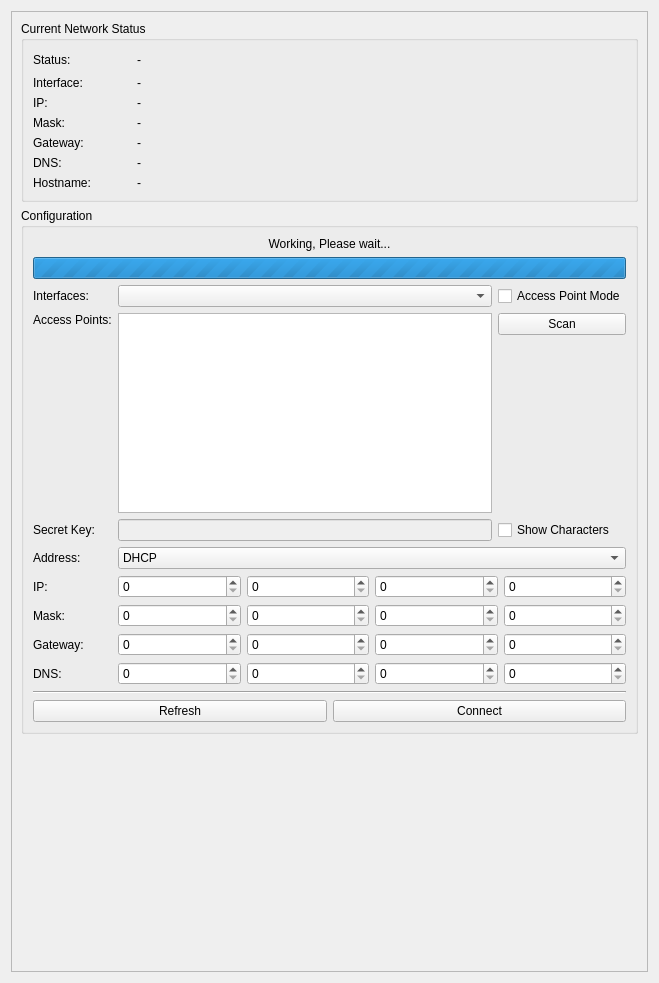
Before: the Qt Designer form src/brickv/plugin_system/plugins/red/ui/red_tab_settings_network.ui in Tinkerforge/brickv, drawn with Qt 5.
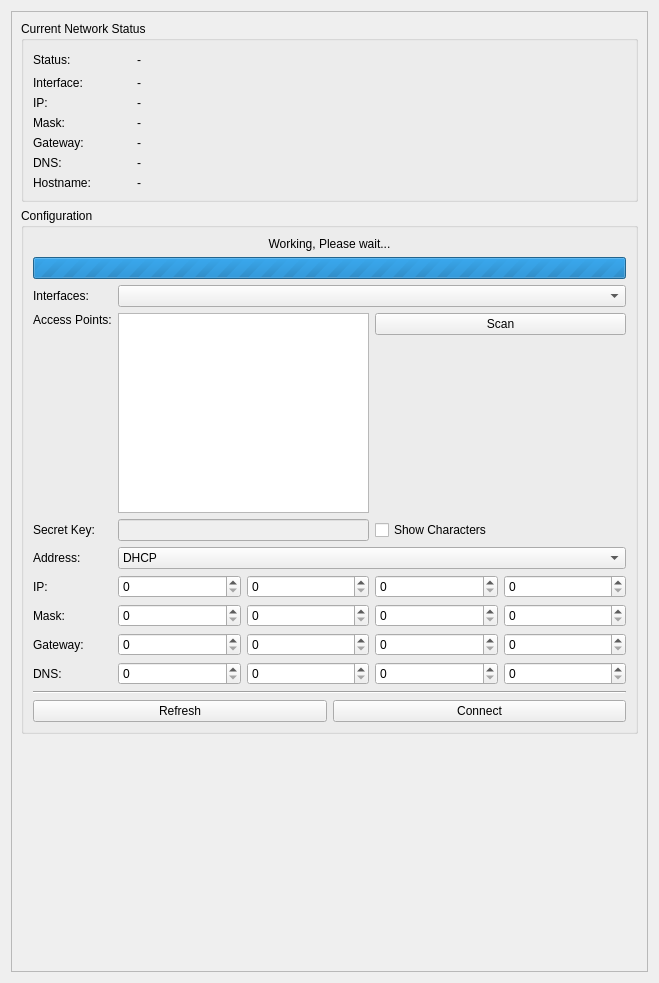
After: the same form once the commit is applied.

Commit message: red-brick: 1. Services implemented. 2. Basic GUI for access point feature.

What changed in the file:
```diff
--- a/src/brickv/plugin_system/plugins/red/ui/red_tab_settings_network.ui
+++ b/src/brickv/plugin_system/plugins/red/ui/red_tab_settings_network.ui
@@ -378,23 +378,6 @@
                 </layout>
                </widget>
               </item>
-              <item row="1" column="1">
-               <widget class="QComboBox" name="cbox_net_intf">
-                <property name="sizePolicy">
-                 <sizepolicy hsizetype="Preferred" vsizetype="Fixed">
-                  <horstretch>1</horstretch>
-                  <verstretch>0</verstretch>
-                 </sizepolicy>
-                </property>
-               </widget>
-              </item>
-              <item row="1" column="2">
-               <widget class="QCheckBox" name="chkbox_ap_mode">
-                <property name="text">
-                 <string>Access Point Mode</string>
-                </property>
-               </widget>
-              </item>
               <item row="2" column="2">
                <widget class="QWidget" name="widget_scan" native="true">
                 <layout class="QVBoxLayout" name="verticalLayout_4">
@@ -428,6 +411,16 @@
                 </layout>
                </widget>
               </item>
+              <item row="1" column="1" colspan="2">
+               <widget class="QComboBox" name="cbox_net_intf">
+                <property name="sizePolicy">
+                 <sizepolicy hsizetype="Preferred" vsizetype="Fixed">
+                  <horstretch>1</horstretch>
+                  <verstretch>0</verstretch>
+                 </sizepolicy>
+                </property>
+               </widget>
+              </item>
              </layout>
             </item>
            </layout>
```
Left out of the diff: 1 changed line with no effect on the pictures. The commit also changes 8 other files.
